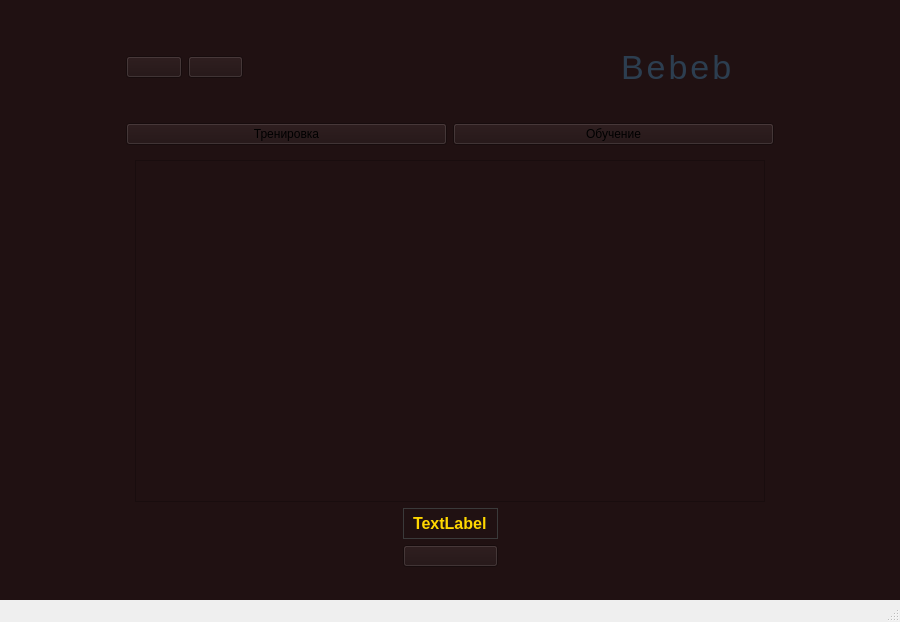
m1ffer/Touch-typing, file mainwindow.ui: the form before one commit.
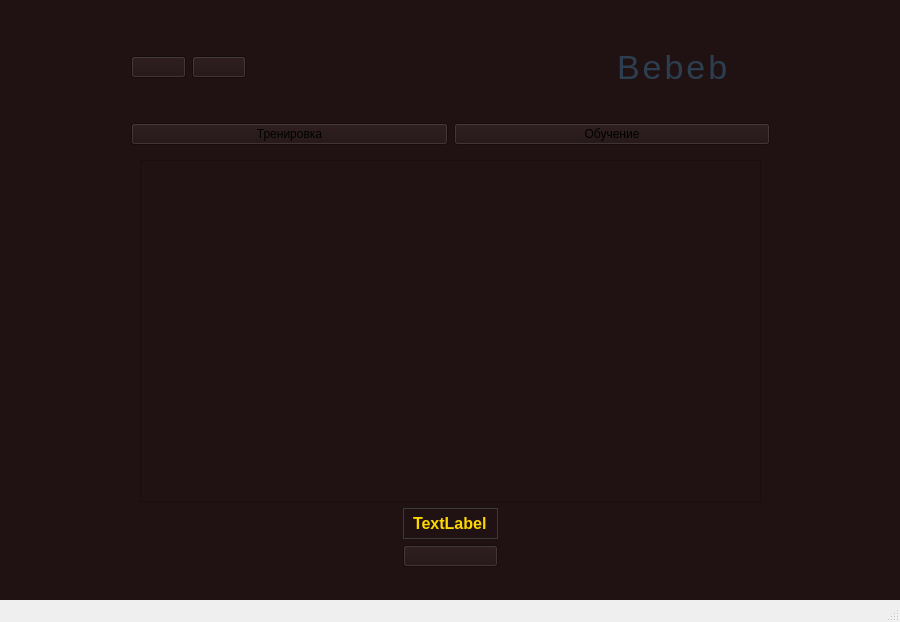
The form after the commit. Icons and pictures are not drawn. Custom widgets are drawn as their Qt base class.

The edit to the form file:
```diff
--- a/mainwindow.ui
+++ b/mainwindow.ui
@@ -33,34 +33,14 @@
           <item row="0" column="0">
            <layout class="QGridLayout" name="gridLayout_3">
             <item row="0" column="0">
-             <spacer name="horizontalSpacer">
-              <property name="orientation">
-               <enum>Qt::Orientation::Horizontal</enum>
-              </property>
-              <property name="sizeHint" stdset="0">
-               <size>
-                <width>40</width>
-                <height>20</height>
-               </size>
-              </property>
-             </spacer>
+             <widget class="ReservedImageWidget" name="leftHand" native="true"/>
             </item>
            </layout>
           </item>
           <item row="0" column="2">
            <layout class="QGridLayout" name="gridLayout_11">
             <item row="0" column="0">
-             <spacer name="horizontalSpacer_2">
-              <property name="orientation">
-               <enum>Qt::Orientation::Horizontal</enum>
-              </property>
-              <property name="sizeHint" stdset="0">
-               <size>
-                <width>40</width>
-                <height>20</height>
-               </size>
-              </property>
-             </spacer>
+             <widget class="ReservedImageWidget" name="rightHand" native="true"/>
             </item>
            </layout>
           </item>
@@ -362,6 +342,12 @@
    <header location="global">KeyboardWidget.h</header>
    <container>1</container>
   </customwidget>
+  <customwidget>
+   <class>ReservedImageWidget</class>
+   <extends>QWidget</extends>
+   <header location="global">ReservedImageWidget.h</header>
+   <container>1</container>
+  </customwidget>
  </customwidgets>
  <resources>
   <include location="resources.qrc"/>
```
